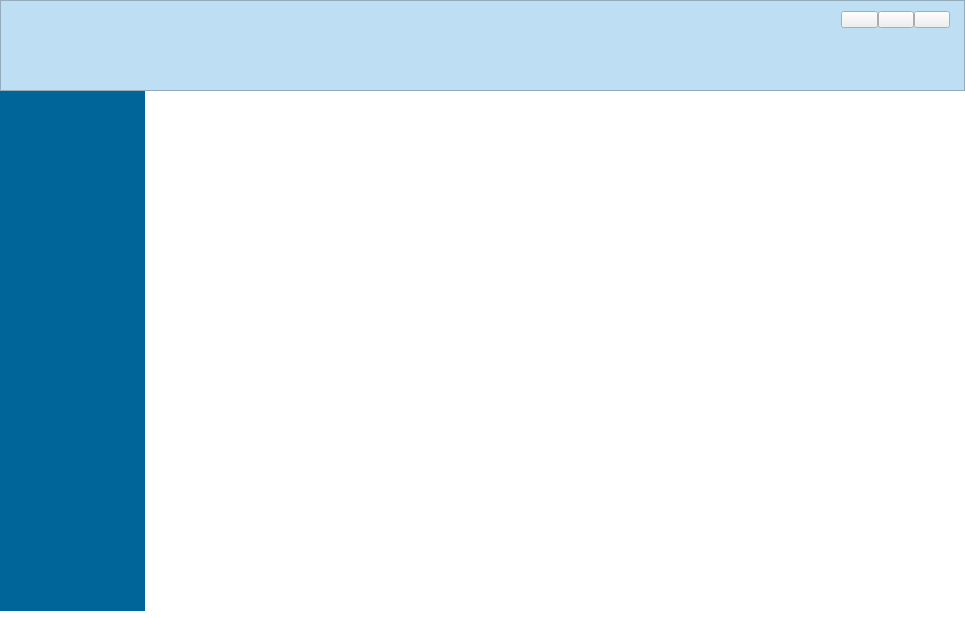
birdman1992/NetDisk, file src/NetDisk/mainwidget.ui: the form before one commit.
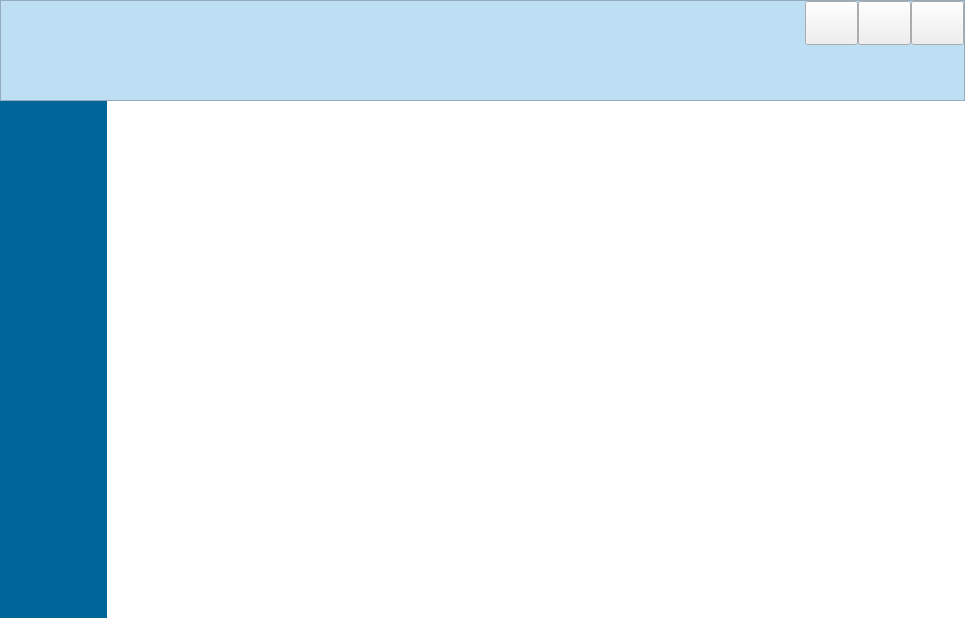
The form after the commit. Icons and pictures are not drawn.

```diff
--- a/src/NetDisk/mainwidget.ui
+++ b/src/NetDisk/mainwidget.ui
@@ -19,68 +19,37 @@
   <property name="styleSheet">
    <string notr="true">QWidget#MainWidget{background-color: rgb(255, 255, 255);}</string>
   </property>
-  <widget class="QWidget" name="verticalLayoutWidget">
-   <property name="geometry">
-    <rect>
-     <x>150</x>
-     <y>140</y>
-     <width>811</width>
-     <height>471</height>
-    </rect>
+  <layout class="QVBoxLayout" name="verticalLayout_2" stretch="1,5">
+   <property name="spacing">
+    <number>0</number>
    </property>
-   <layout class="QVBoxLayout" name="panelLayout"/>
-  </widget>
-  <widget class="QWidget" name="horizontalLayoutWidget">
-   <property name="geometry">
-    <rect>
-     <x>149</x>
-     <y>100</y>
-     <width>811</width>
-     <height>31</height>
-    </rect>
+   <property name="leftMargin">
+    <number>0</number>
    </property>
-   <layout class="QHBoxLayout" name="pathLayout"/>
-  </widget>
-  <widget class="QListWidget" name="sliderbar">
-   <property name="geometry">
-    <rect>
-     <x>0</x>
-     <y>90</y>
-     <width>145</width>
-     <height>521</height>
-    </rect>
+   <property name="topMargin">
+    <number>0</number>
    </property>
-   <property name="focusPolicy">
-    <enum>Qt::NoFocus</enum>
+   <property name="rightMargin">
+    <number>0</number>
    </property>
-   <property name="styleSheet">
-    <string notr="true">QListWidget{border:0px;background-color: rgb(0, 101, 153); }
-QListWidget::Item:hover{background: rgb(0, 131, 196); }
-QListWidget::Item:selected{background:rgb(0, 131, 196);}
-
-</string>
+   <property name="bottomMargin">
+    <number>0</number>
    </property>
-   <property name="verticalScrollBarPolicy">
-    <enum>Qt::ScrollBarAlwaysOff</enum>
-   </property>
-   <property name="horizontalScrollBarPolicy">
-    <enum>Qt::ScrollBarAlwaysOff</enum>
-   </property>
-   <property name="movement">
-    <enum>QListView::Static</enum>
-   </property>
-   <property name="viewMode">
-    <enum>QListView::IconMode</enum>
-   </property>
-  </widget>
+   <item>
+    <layout class="QHBoxLayout" name="horizontalLayout_4">
+     <item>
   <widget class="QFrame" name="title">
-   <property name="geometry">
-    <rect>
-     <x>0</x>
-     <y>0</y>
-     <width>965</width>
-     <height>91</height>
-    </rect>
+       <property name="sizePolicy">
+        <sizepolicy hsizetype="Preferred" vsizetype="Maximum">
+         <horstretch>0</horstretch>
+         <verstretch>0</verstretch>
+        </sizepolicy>
+       </property>
+       <property name="maximumSize">
+        <size>
+         <width>16777215</width>
+         <height>101</height>
+        </size>
    </property>
    <property name="styleSheet">
     <string notr="true">#title{background-color: rgb(190, 222, 243);
@@ -93,29 +62,82 @@
    <property name="frameShadow">
     <enum>QFrame::Raised</enum>
    </property>
+       <layout class="QHBoxLayout" name="horizontalLayout_5" stretch="3,7,2">
+        <property name="spacing">
+         <number>0</number>
+        </property>
+        <property name="leftMargin">
+         <number>8</number>
+        </property>
+        <property name="topMargin">
+         <number>0</number>
+        </property>
+        <property name="rightMargin">
+         <number>0</number>
+        </property>
+        <property name="bottomMargin">
+         <number>0</number>
+        </property>
+        <item>
+         <layout class="QVBoxLayout" name="verticalLayout_4" stretch="1,3,1">
+          <item>
+           <spacer name="verticalSpacer_2">
+            <property name="orientation">
+             <enum>Qt::Vertical</enum>
+            </property>
+            <property name="sizeType">
+             <enum>QSizePolicy::Preferred</enum>
+            </property>
+            <property name="sizeHint" stdset="0">
+             <size>
+              <width>20</width>
+              <height>40</height>
+             </size>
+            </property>
+           </spacer>
+          </item>
+          <item>
    <widget class="QWidget" name="logo" native="true">
-    <property name="geometry">
-     <rect>
-      <x>20</x>
-      <y>20</y>
-      <width>261</width>
-      <height>51</height>
-     </rect>
-    </property>
     <property name="styleSheet">
      <string notr="true">border-image: url(:/imgs/logo.png);</string>
     </property>
    </widget>
-   <widget class="QWidget" name="horizontalLayoutWidget_2">
-    <property name="geometry">
-     <rect>
-      <x>830</x>
-      <y>0</y>
-      <width>131</width>
-      <height>39</height>
-     </rect>
-    </property>
-    <layout class="QHBoxLayout" name="horizontalLayout">
+          </item>
+          <item>
+           <spacer name="verticalSpacer_3">
+            <property name="orientation">
+             <enum>Qt::Vertical</enum>
+            </property>
+            <property name="sizeType">
+             <enum>QSizePolicy::Preferred</enum>
+            </property>
+            <property name="sizeHint" stdset="0">
+             <size>
+              <width>20</width>
+              <height>40</height>
+             </size>
+            </property>
+           </spacer>
+          </item>
+         </layout>
+        </item>
+        <item>
+         <spacer name="horizontalSpacer">
+          <property name="orientation">
+           <enum>Qt::Horizontal</enum>
+          </property>
+          <property name="sizeHint" stdset="0">
+           <size>
+            <width>40</width>
+            <height>20</height>
+           </size>
+          </property>
+         </spacer>
+        </item>
+        <item>
+         <layout class="QVBoxLayout" name="verticalLayout_3" stretch="4,5">
+          <item>
+           <layout class="QHBoxLayout" name="horizontalLayout" stretch="1,1,1">
      <property name="spacing">
       <number>0</number>
      </property>
@@ -168,8 +190,95 @@
       </widget>
      </item>
     </layout>
-   </widget>
-  </widget>
+          </item>
+          <item>
+           <spacer name="verticalSpacer">
+            <property name="orientation">
+             <enum>Qt::Vertical</enum>
+            </property>
+            <property name="sizeHint" stdset="0">
+             <size>
+              <width>20</width>
+              <height>40</height>
+             </size>
+            </property>
+           </spacer>
+          </item>
+         </layout>
+        </item>
+       </layout>
+      </widget>
+     </item>
+    </layout>
+   </item>
+   <item>
+    <layout class="QHBoxLayout" name="horizontalLayout_3" stretch="0,8">
+     <property name="spacing">
+      <number>0</number>
+     </property>
+     <property name="sizeConstraint">
+      <enum>QLayout::SetDefaultConstraint</enum>
+     </property>
+     <item>
+      <widget class="QListWidget" name="sliderbar">
+       <property name="sizePolicy">
+        <sizepolicy hsizetype="Maximum" vsizetype="Expanding">
+         <horstretch>1</horstretch>
+         <verstretch>1</verstretch>
+        </sizepolicy>
+       </property>
+       <property name="minimumSize">
+        <size>
+         <width>107</width>
+         <height>513</height>
+        </size>
+       </property>
+       <property name="maximumSize">
+        <size>
+         <width>107</width>
+         <height>16777215</height>
+        </size>
+       </property>
+       <property name="focusPolicy">
+        <enum>Qt::NoFocus</enum>
+       </property>
+       <property name="styleSheet">
+        <string notr="true">QListWidget{border:0px;background-color: rgb(0, 101, 153); }
+QListWidget::Item:hover{background: rgb(0, 131, 196); }
+QListWidget::Item:selected{background:rgb(0, 131, 196);}
+
+</string>
+       </property>
+       <property name="verticalScrollBarPolicy">
+        <enum>Qt::ScrollBarAlwaysOff</enum>
+       </property>
+       <property name="horizontalScrollBarPolicy">
+        <enum>Qt::ScrollBarAlwaysOff</enum>
+       </property>
+       <property name="movement">
+        <enum>QListView::Static</enum>
+       </property>
+       <property name="resizeMode">
+        <enum>QListView::Adjust</enum>
+       </property>
+       <property name="viewMode">
+        <enum>QListView::IconMode</enum>
+       </property>
+      </widget>
+     </item>
+     <item>
+      <layout class="QVBoxLayout" name="verticalLayout" stretch="1,11">
+       <item>
+        <layout class="QHBoxLayout" name="pathLayout"/>
+       </item>
+       <item>
+        <layout class="QVBoxLayout" name="panelLayout"/>
+       </item>
+      </layout>
+     </item>
+    </layout>
+   </item>
+  </layout>
  </widget>
  <layoutdefault spacing="6" margin="11"/>
  <resources/>
```
Lines whose indentation alone changed are shown as unchanged.
